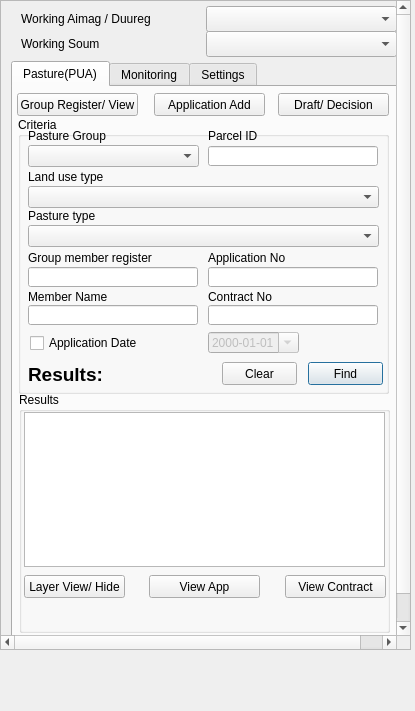
Old version of the form view/PastureWidget.ui in the repository ankhbold/lm2.
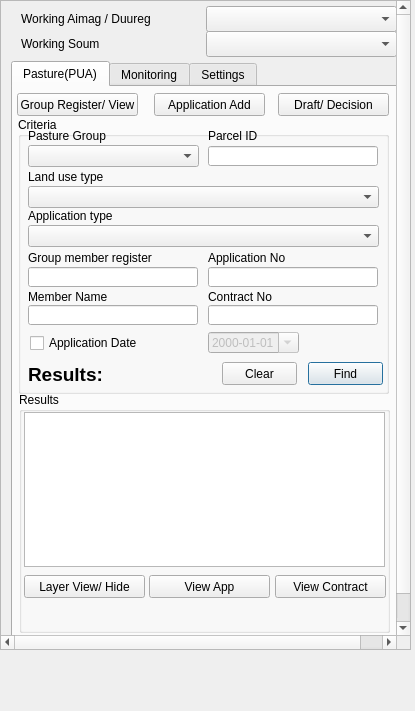
New version of the form.

Commit message: pasture translate

```diff
--- a/view/PastureWidget.ui
+++ b/view/PastureWidget.ui
@@ -383,7 +383,7 @@
           </rect>
          </property>
          <property name="text">
-          <string>Pasture type</string>
+          <string>Application type</string>
          </property>
         </widget>
        </widget>
@@ -415,9 +415,9 @@
         <widget class="QPushButton" name="pasture_contract_view_button">
          <property name="geometry">
           <rect>
-           <x>266</x>
+           <x>256</x>
            <y>183</y>
-           <width>101</width>
+           <width>111</width>
            <height>23</height>
           </rect>
          </property>
@@ -430,7 +430,7 @@
           <rect>
            <x>130</x>
            <y>183</y>
-           <width>111</width>
+           <width>121</width>
            <height>23</height>
           </rect>
          </property>
@@ -443,7 +443,7 @@
           <rect>
            <x>5</x>
            <y>183</y>
-           <width>101</width>
+           <width>121</width>
            <height>23</height>
           </rect>
          </property>
```
Left out of the diff: 8 changed lines with no effect on the pictures. The commit also changes 7 other files.
